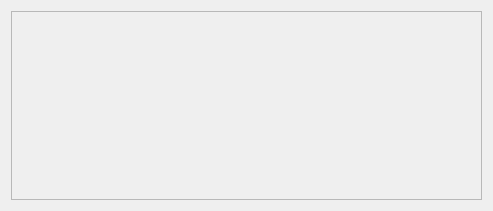
This is src/dialog_task_manager.ui in fougue/mayo as Qt 5 draws it before an edit. The edited form follows.
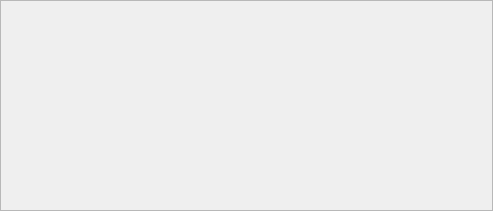
This is the edited form.

What changed in the file:
```diff
--- a/src/dialog_task_manager.ui
+++ b/src/dialog_task_manager.ui
@@ -14,6 +14,18 @@
    <string>Tasks</string>
   </property>
   <layout class="QVBoxLayout" name="verticalLayout">
+   <property name="leftMargin">
+    <number>0</number>
+   </property>
+   <property name="topMargin">
+    <number>0</number>
+   </property>
+   <property name="rightMargin">
+    <number>0</number>
+   </property>
+   <property name="bottomMargin">
+    <number>0</number>
+   </property>
    <item>
     <widget class="QScrollArea" name="scrollArea">
      <property name="widgetResizable">
@@ -24,8 +36,8 @@
        <rect>
         <x>0</x>
         <y>0</y>
-        <width>473</width>
-        <height>191</height>
+        <width>491</width>
+        <height>209</height>
        </rect>
       </property>
       <layout class="QVBoxLayout" name="contentsLayout">
```
